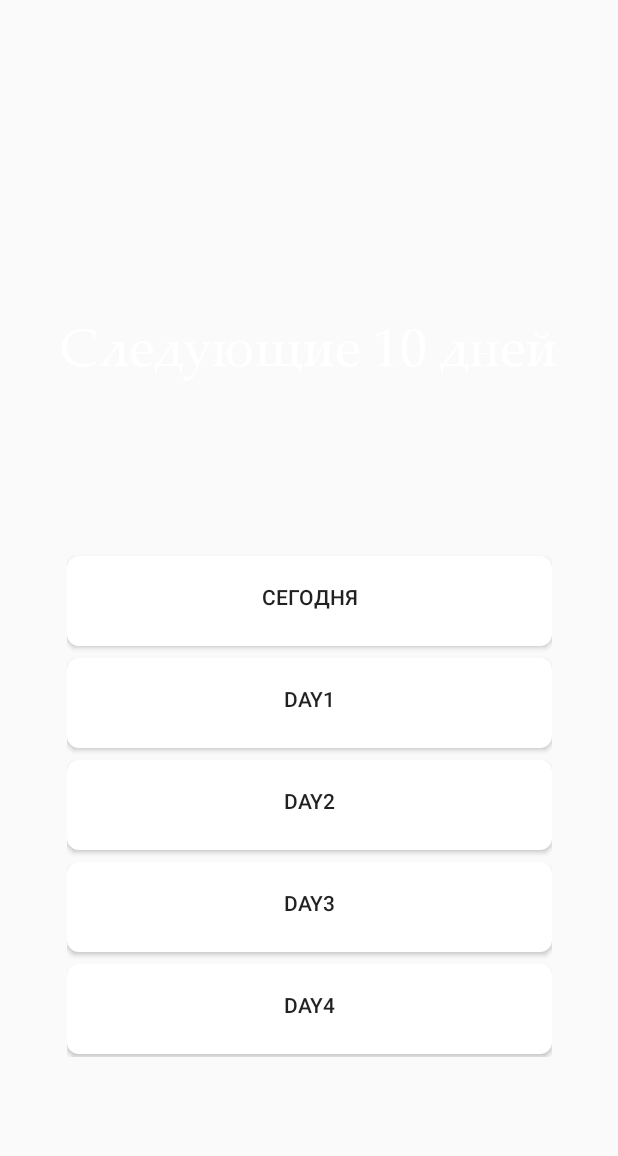
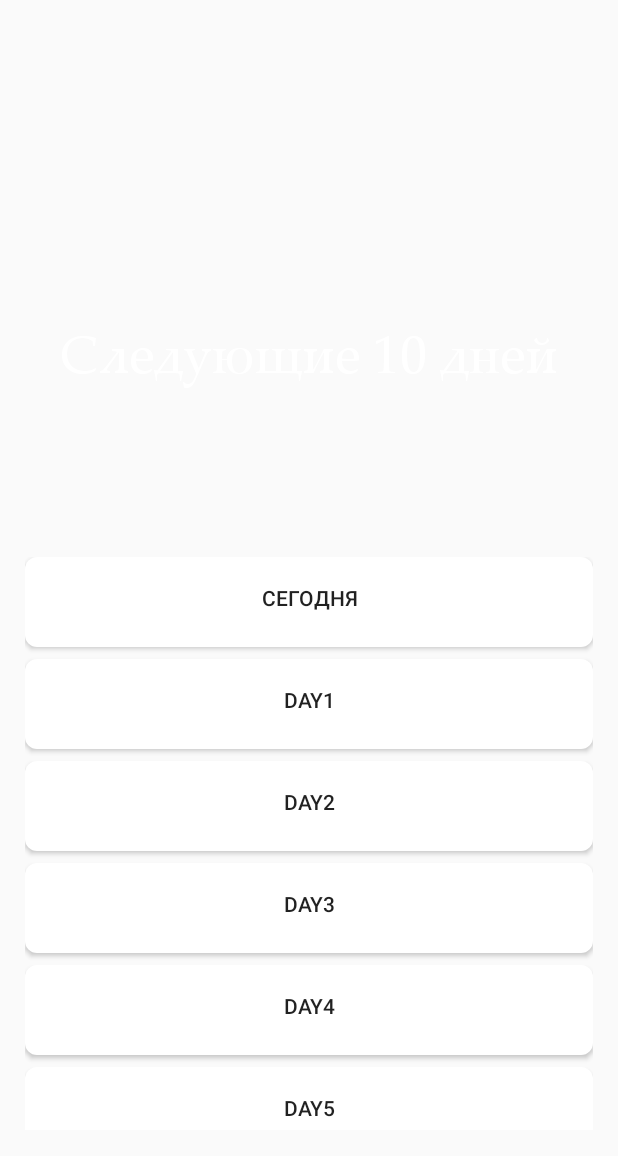
Before and after one commit to millerM907/forecast_Inflows, an Android app: the layout x.xml on its own in the app's theme, with its tools: preview values and no code run, on a phone screen of 412 x 824 dp. Shown: the top 1156 px of the screen. Run offline under Robolectric (Android 15) with nearby library versions, the phone set to English and light mode, and no system bars.

Commit message:
Положение linear layout для scrollview

```diff
--- a/app/src/main/res/layout/x.xml
+++ b/app/src/main/res/layout/x.xml
@@ -31,25 +31,44 @@
         android:layout_width="wrap_content"
         android:layout_height="wrap_content"
         android:orientation="horizontal"
-        app:layout_constraintGuide_percent="0.44" />
+        app:layout_constraintGuide_percent="0.47" />
+
+    <View
+        android:id="@+id/view"
+        android:layout_width="match_parent"
+        android:layout_height="0dp"
+        android:layout_marginBottom="16dp"
+        app:layout_constraintBottom_toTopOf="@id/guideline7"
+        app:layout_constraintEnd_toEndOf="parent"
+        app:layout_constraintStart_toStartOf="parent" />
+
+    <View
+        android:id="@+id/view2"
+        android:layout_width="match_parent"
+        android:layout_height="0dp"
+        android:layout_marginTop="16dp"
+        app:layout_constraintTop_toBottomOf="@id/guideline10"
+        app:layout_constraintEnd_toEndOf="parent"
+        app:layout_constraintStart_toStartOf="parent" />
 
     <LinearLayout
         android:id="@+id/linearLayout"
-        android:layout_width="403dp"
-        android:layout_height="342dp"
-        android:layout_marginStart="4dp"
-        android:layout_marginEnd="4dp"
+        android:layout_width="0dp"
+        android:layout_height="0dp"
         android:orientation="vertical"
+        app:layout_constraintBottom_toTopOf="@+id/view2"
         app:layout_constraintEnd_toEndOf="parent"
         app:layout_constraintStart_toStartOf="parent"
-        app:layout_constraintTop_toTopOf="@+id/guideline7">
+        app:layout_constraintTop_toBottomOf="@+id/view"
+        app:layout_constraintWidth_percent="0.92">
 
         <ScrollView
             android:layout_width="match_parent"
             android:layout_height="match_parent"
             android:layout_gravity="center"
-            android:layout_marginStart="40dp"
-            android:layout_marginEnd="40dp"
+            android:layout_marginStart="0dp"
+            android:layout_marginTop="0dp"
+            android:layout_marginEnd="0dp"
             android:scrollbarSize="0dp">
 
             <LinearLayout
@@ -61,7 +80,7 @@
                     android:id="@+id/but_today"
                     android:layout_width="match_parent"
                     android:layout_height="60dp"
-                    android:layout_marginTop="8dp"
+                    android:layout_marginTop="0dp"
                     android:background="@drawable/my_bottom3"
                     android:text="@string/today" />
 
@@ -142,5 +161,12 @@
         </ScrollView>
     </LinearLayout>
 
+    <android.support.constraint.Guideline
+        android:id="@+id/guideline10"
+        android:layout_width="wrap_content"
+        android:layout_height="wrap_content"
+        android:orientation="horizontal"
+        app:layout_constraintGuide_percent="0.895" />
+
 
 </android.support.constraint.ConstraintLayout>
```
